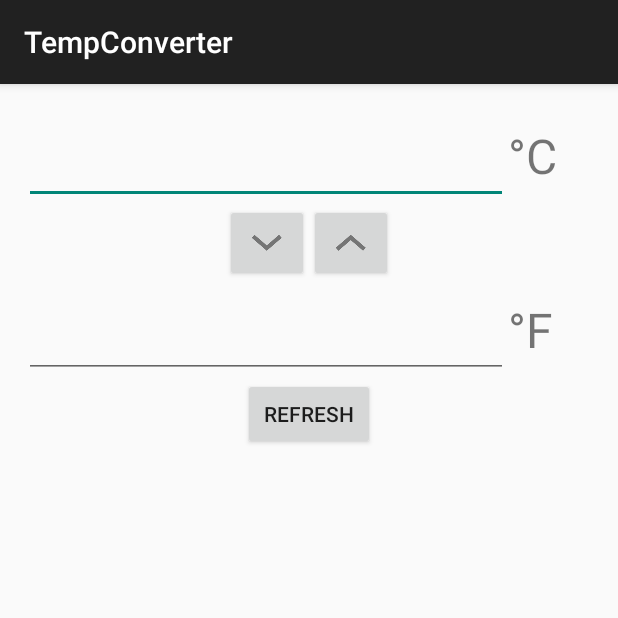
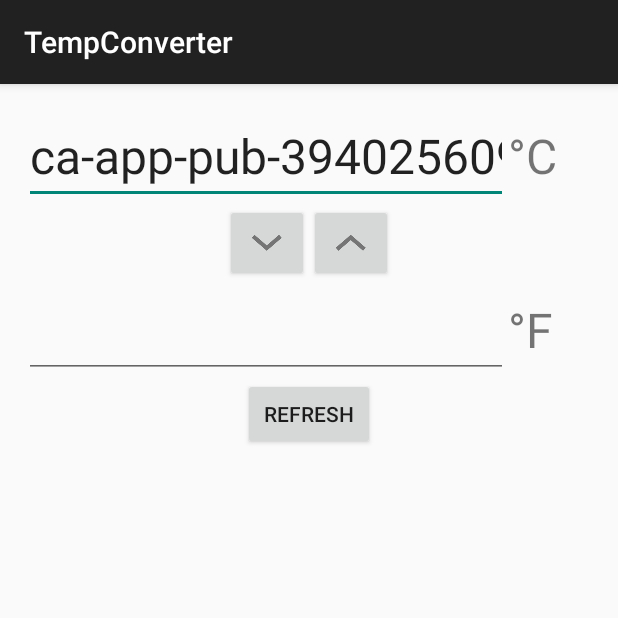
Before and after one commit to artem-p/TempConverter, an Android app: the screen it shows after launch (MainActivity), on a phone screen of 412 x 824 dp, the top half of it. Run offline under Robolectric (Android 15) with nearby library versions, the phone set to English and light mode, and no system bars; our stand-ins replace AdMob.

Commit message:
Айди адмоба для дебага и релиза

```diff
--- a/app/build.gradle
+++ b/app/build.gradle
@@ -33,10 +33,14 @@ android {
         }
     }
     buildTypes {
+        debug {
+            resValue "string", "banner_ad_unit_id", "ca-app-pub-3940256099942544/6300978111"
+        }
         release {
             minifyEnabled false
             proguardFiles getDefaultProguardFile('proguard-android.txt'), 'proguard-rules.pro'
             signingConfig signingConfigs.release
+            resValue "string", "banner_ad_unit_id", "releaseAdmobId"
         }
     }
 }
--- a/app/src/main/java/ru/artempugachev/tempconverter/MainActivity.java
+++ b/app/src/main/java/ru/artempugachev/tempconverter/MainActivity.java
@@ -27,6 +27,8 @@ public class MainActivity extends ActionBarActivity {
         super.onCreate(savedInstanceState);
         setContentView(R.layout.activity_main);
         getViews();
+
+        m_tvCelsius.setText(R.string.banner_ad_unit_id);
     }
 
     private void getViews() {
--- a/app/src/main/res/values/strings.xml
+++ b/app/src/main/res/values/strings.xml
@@ -5,5 +5,4 @@
     <string name="celsius">°C</string>
     <string name="fahrenheit">°F</string>
     <string name="action_update">refresh</string>
-    <string name="banner_ad_unit_id">ca-app-pub-3940256099942544/6300978111</string>
 </resources>
```
Also changed, not shown: 2 other files.
